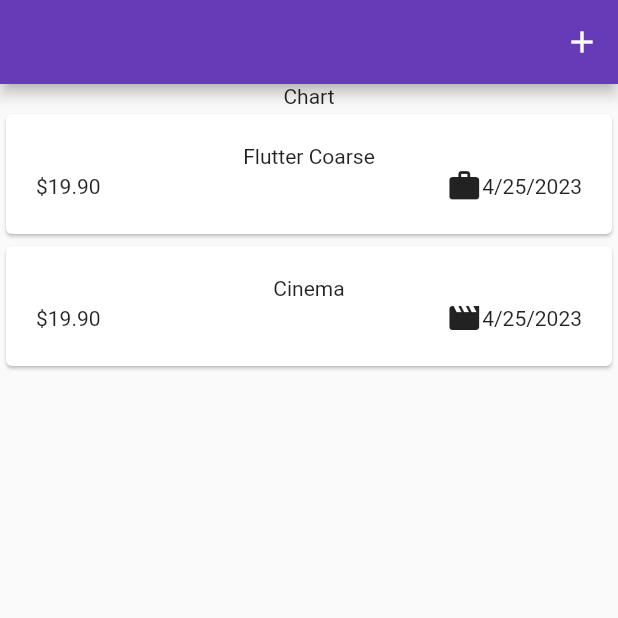
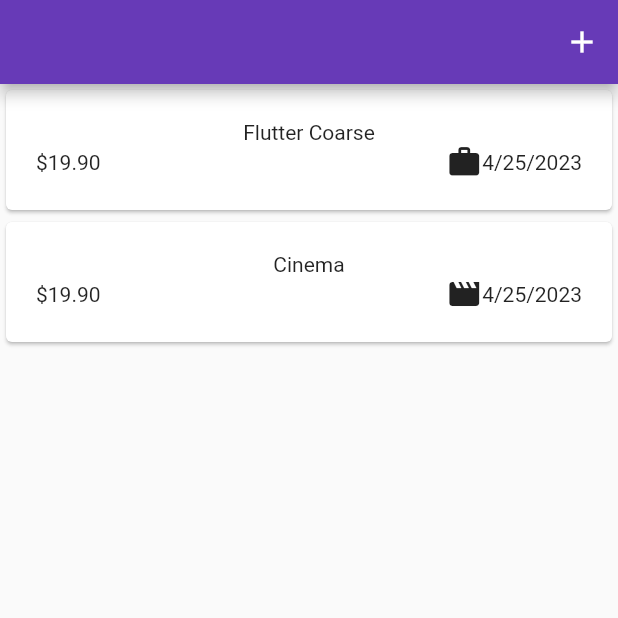
Before and after one commit to Partha-CreoIT/Personal_Expense_App, a Flutter app: the screen it shows after launch, on a phone screen of 412 x 824 dp, the top half of it. Run offline on Flutter 3.47's test engine with Material 2 defaults, Android fonts, the phone set to English and light mode, and no system bars; our stand-ins replace get.

```diff
--- a/personal_expense_app/lib/widgets/expenses.dart
+++ b/personal_expense_app/lib/widgets/expenses.dart
@@ -78,7 +78,6 @@ class _ExpensesState extends State<Expenses> {
       ),
       body: Column(
         children: [
-          const Text('Chart'),
           Expanded(
             child: ExpensesList(
               expenses: _registeredExpense,
```
